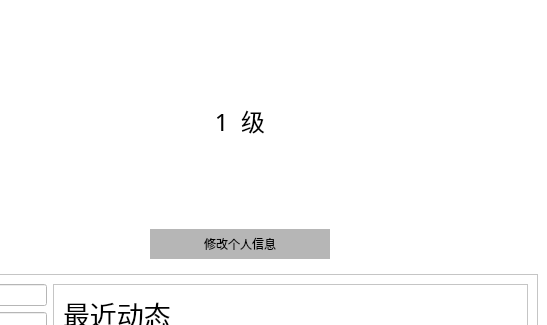
Qt form windows/UserInformation.ui (stepic-game-center/Stepic) before a commit; both pictures show x 453 to 1000 and y 0 to 325 of the 1000 by 800 pixel window.
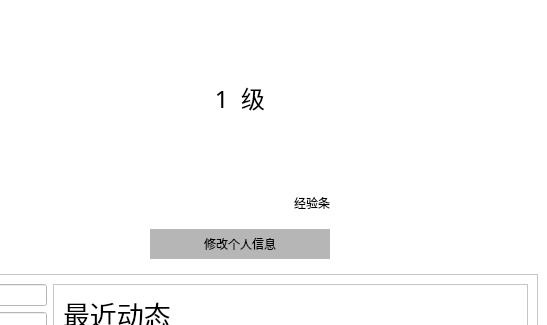
The same form after that commit. Icons and pictures are not drawn.

```diff
--- a/windows/UserInformation.ui
+++ b/windows/UserInformation.ui
@@ -66,7 +66,7 @@
           <property name="sizePolicy">
            <sizepolicy hsizetype="Preferred" vsizetype="Preferred">
             <horstretch>1</horstretch>
-            <verstretch>1</verstretch>
+            <verstretch>4</verstretch>
            </sizepolicy>
           </property>
           <property name="sizeIncrement">
@@ -132,6 +132,22 @@
           </property>
          </widget>
         </item>
+        <item row="1" column="0">
+         <widget class="QLabel" name="exper">
+          <property name="sizePolicy">
+           <sizepolicy hsizetype="Preferred" vsizetype="Preferred">
+            <horstretch>1</horstretch>
+            <verstretch>1</verstretch>
+           </sizepolicy>
+          </property>
+          <property name="text">
+           <string>经验条</string>
+          </property>
+          <property name="alignment">
+           <set>Qt::AlignRight|Qt::AlignTrailing|Qt::AlignVCenter</set>
+          </property>
+         </widget>
+        </item>
        </layout>
       </widget>
      </widget>
```
Left out of the diff: 2 changed lines with no effect on the pictures.
